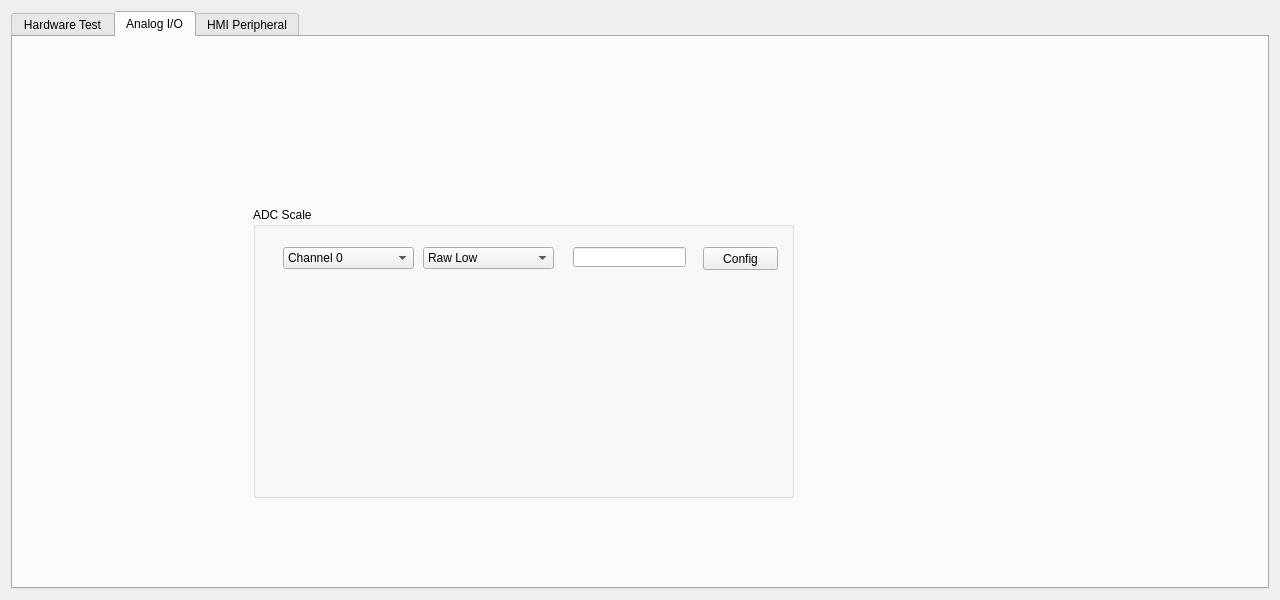
This is frmhardwareconfig.ui in haoyi-jason/BMS_HY01_old as Qt 5 draws it before an edit. The edited form follows.
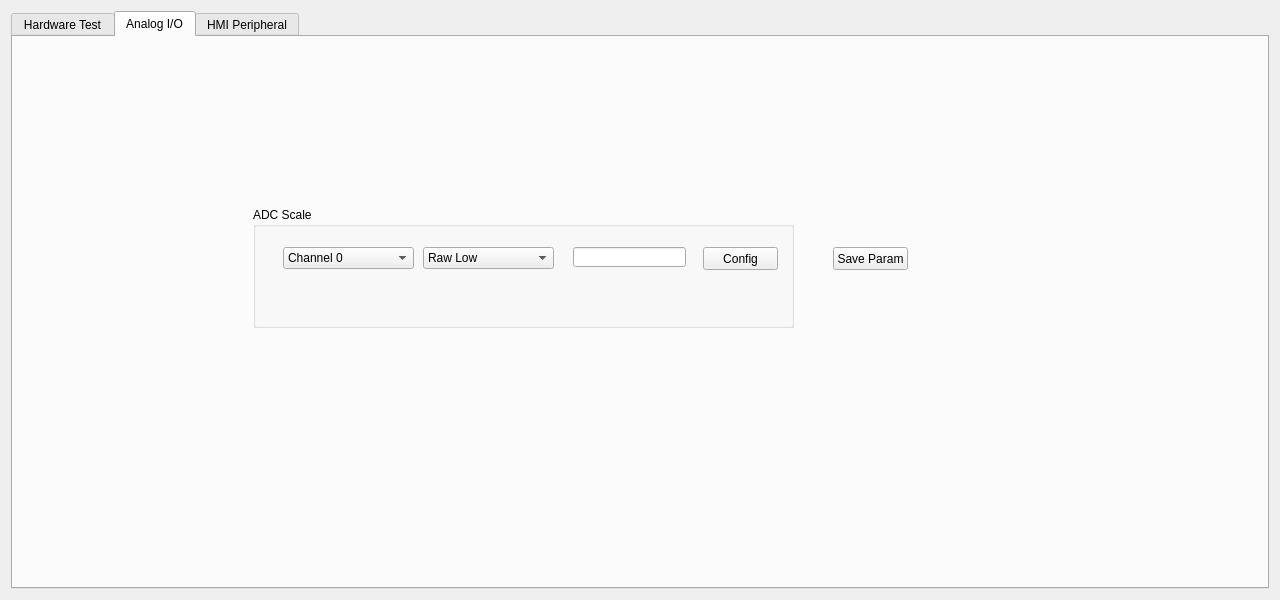
This is the edited form.

Commit message: add save bcu param function

Patch:
```diff
--- a/frmhardwareconfig.ui
+++ b/frmhardwareconfig.ui
@@ -420,7 +420,7 @@
          <x>240</x>
          <y>170</y>
          <width>541</width>
-         <height>291</height>
+         <height>121</height>
         </rect>
        </property>
        <property name="title">
@@ -530,6 +530,19 @@
         </property>
        </widget>
       </widget>
+      <widget class="QPushButton" name="pbSaveParam">
+       <property name="geometry">
+        <rect>
+         <x>820</x>
+         <y>210</y>
+         <width>75</width>
+         <height>23</height>
+        </rect>
+       </property>
+       <property name="text">
+        <string>Save Param</string>
+       </property>
+      </widget>
      </widget>
      <widget class="QWidget" name="tab_3">
       <attribute name="title">
```
The commit also changes 3 other files.
